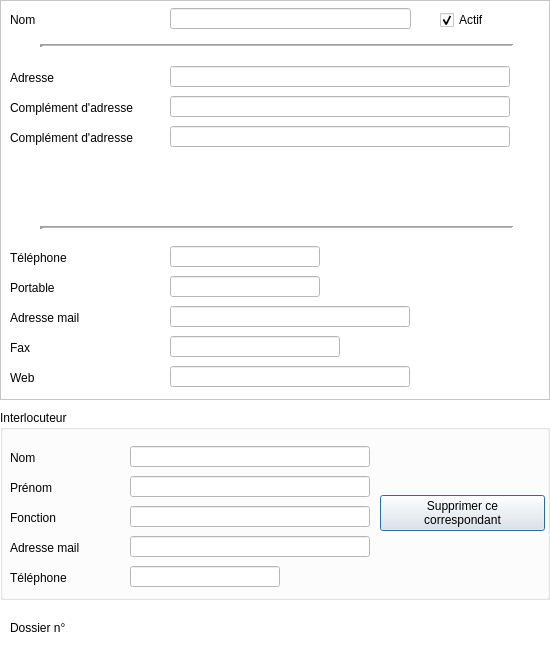
The window that Dialogs/dlg_identificationmanufacturer.ui (ukinoki/Rufus) describes before a commit, drawn with Qt 5.
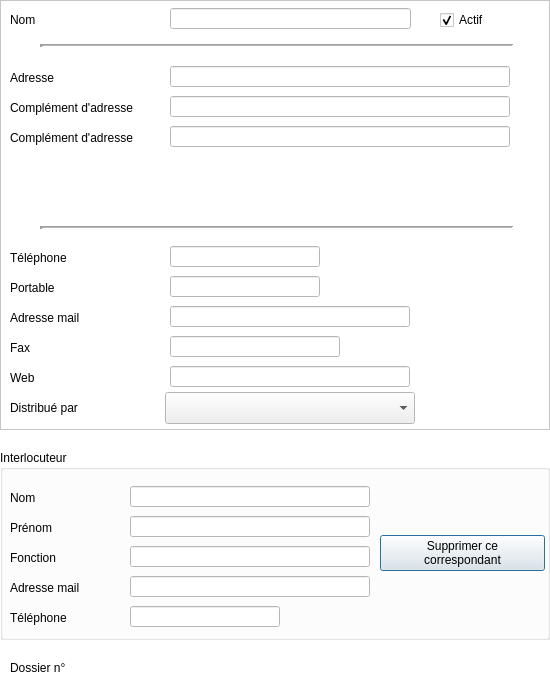
The same window after the commit. Icons and pictures are not drawn. Custom widgets are drawn as their Qt base class.

The edit to the form file:
```diff
--- a/Dialogs/dlg_identificationmanufacturer.ui
+++ b/Dialogs/dlg_identificationmanufacturer.ui
@@ -10,7 +10,7 @@
     <x>0</x>
     <y>0</y>
     <width>550</width>
-    <height>646</height>
+    <height>698</height>
    </rect>
   </property>
   <property name="sizePolicy">
@@ -107,19 +107,19 @@
      <x>0</x>
      <y>0</y>
      <width>550</width>
-     <height>400</height>
+     <height>430</height>
     </rect>
    </property>
    <property name="minimumSize">
     <size>
      <width>550</width>
-     <height>400</height>
+     <height>430</height>
     </size>
    </property>
    <property name="maximumSize">
     <size>
      <width>550</width>
-     <height>400</height>
+     <height>430</height>
     </size>
    </property>
    <property name="frameShape">
@@ -443,12 +443,35 @@
      <bool>true</bool>
     </property>
    </widget>
+   <widget class="QLabel" name="Distributeurlabel">
+    <property name="geometry">
+     <rect>
+      <x>10</x>
+      <y>400</y>
+      <width>145</width>
+      <height>16</height>
+     </rect>
+    </property>
+    <property name="text">
+     <string>Distribué par</string>
+    </property>
+   </widget>
+   <widget class="UpComboBox" name="DistrbuteurupComboBox">
+    <property name="geometry">
+     <rect>
+      <x>165</x>
+      <y>392</y>
+      <width>250</width>
+      <height>32</height>
+     </rect>
+    </property>
+   </widget>
   </widget>
   <widget class="QLabel" name="idManufacturerlabel">
    <property name="geometry">
     <rect>
      <x>10</x>
-     <y>620</y>
+     <y>660</y>
      <width>111</width>
      <height>16</height>
     </rect>
@@ -464,7 +487,7 @@
    <property name="geometry">
     <rect>
      <x>0</x>
-     <y>410</y>
+     <y>450</y>
      <width>550</width>
      <height>190</height>
     </rect>
@@ -698,6 +721,11 @@
    <extends>QPushButton</extends>
    <header>uppushbutton.h</header>
   </customwidget>
+  <customwidget>
+   <class>UpComboBox</class>
+   <extends>QComboBox</extends>
+   <header>upcombobox.h</header>
+  </customwidget>
  </customwidgets>
  <tabstops>
   <tabstop>NomlineEdit</tabstop>
```
